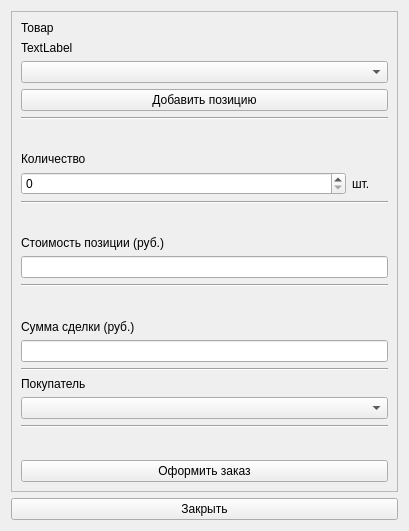
Belov1807/-WarehouseSystem, file src/WarehouseSystemArrangeOrderWidget.ui: the form before one commit.
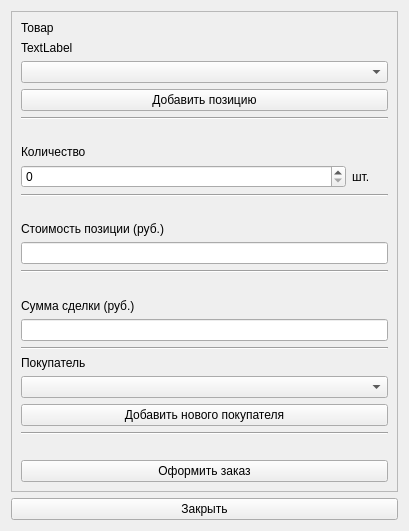
The form after the commit.

Commit message: 0.9.0 Реализовано добавление нового покупателя в БД:

What changed in the file:
```diff
--- a/src/WarehouseSystemArrangeOrderWidget.ui
+++ b/src/WarehouseSystemArrangeOrderWidget.ui
@@ -132,6 +132,13 @@
         <item>
          <widget class="QComboBox" name="cbCustomers"/>
         </item>
+        <item>
+         <widget class="QPushButton" name="pbAddNewCustomer">
+          <property name="text">
+           <string>Добавить нового покупателя</string>
+          </property>
+         </widget>
+        </item>
         <item>
          <widget class="Line" name="line_3">
           <property name="orientation">
```
Left out of the diff: 12 changed lines with no effect on the pictures. The commit also changes 24 other files.
